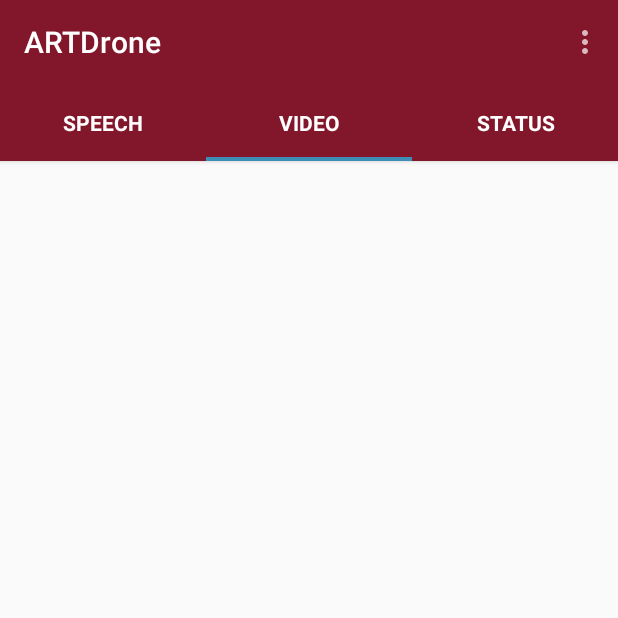
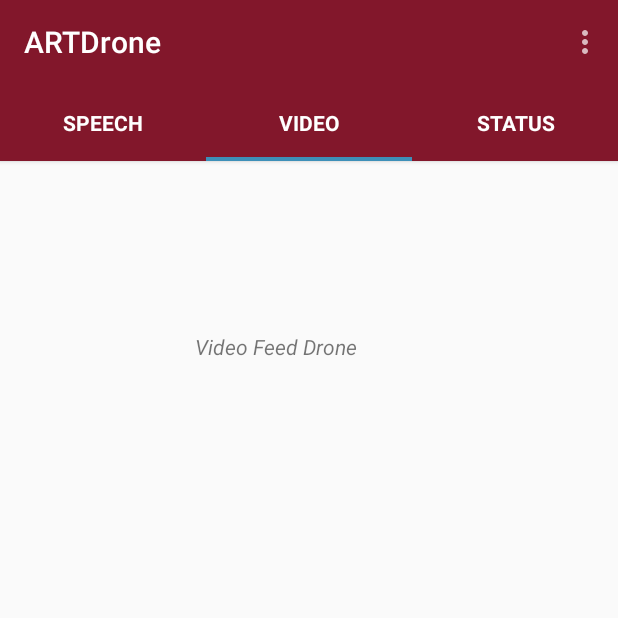
Before and after one commit to rudcode/voice-controlled-drone, an Android app: the Tab1 screen opened directly, with no data from a screen before it, after a tap on "VIDEO", on a phone screen of 412 x 824 dp, the top half of it. Run offline under Robolectric (Android 15) with nearby library versions, the phone set to English and light mode, and no system bars.

Commit message:
Tab2
Video Feed

```diff
--- a/software/ARTDrone3/app/src/main/res/layout/tab_1.xml
+++ b/software/ARTDrone3/app/src/main/res/layout/tab_1.xml
@@ -124,7 +124,7 @@
             android:id="@+id/languageEditText"
             android:layout_width="0dp"
             android:layout_height="wrap_content"
-            android:layout_weight=".40"
+            android:layout_weight="0.38"
             android:text="en-US" >
         </EditText>
         <EditText
--- a/software/ARTDrone3/app/src/main/res/layout/tab_2.xml
+++ b/software/ARTDrone3/app/src/main/res/layout/tab_2.xml
@@ -11,4 +11,17 @@
         android:layout_alignParentLeft="true"
         android:layout_alignParentStart="true" />
 
+    <LinearLayout
+        android:layout_width="fill_parent"
+        android:layout_height="wrap_content"
+        android:layout_above="@+id/cameraDrone">
+        <TextView
+            android:layout_width="wrap_content"
+            android:layout_height="match_parent"
+            android:id="@+id/editText3"
+            android:layout_weight="0.18"
+            android:text="                                       Video Feed Drone"
+            android:textStyle="italic" />
+    </LinearLayout>
+
 </RelativeLayout>
```
